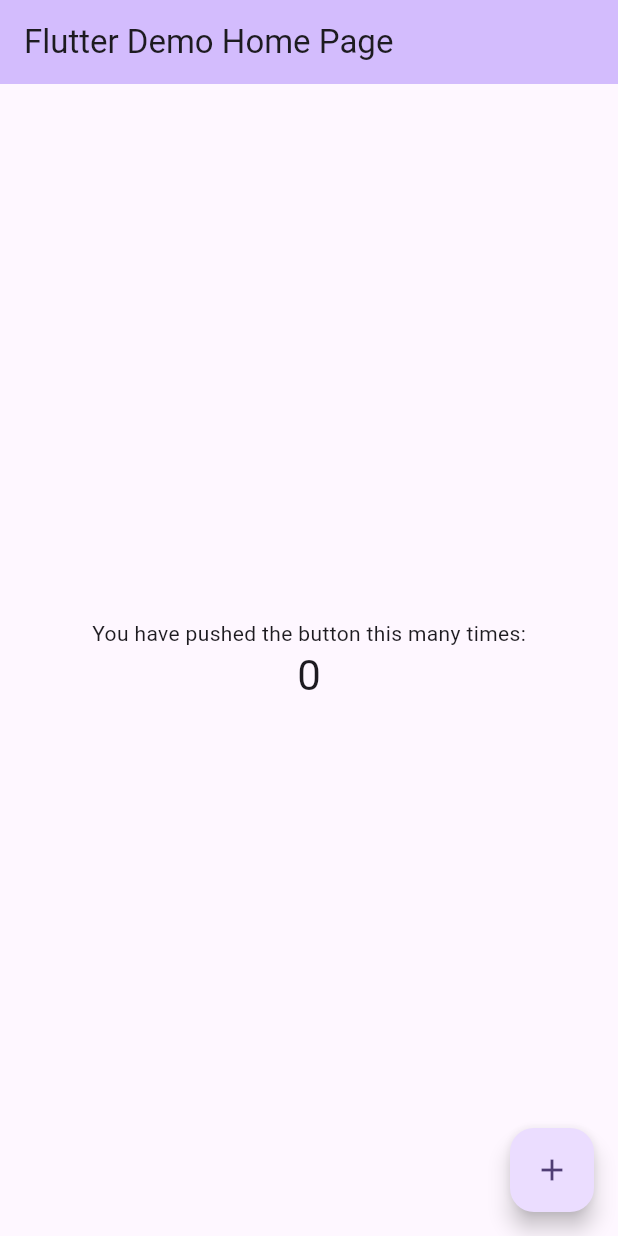
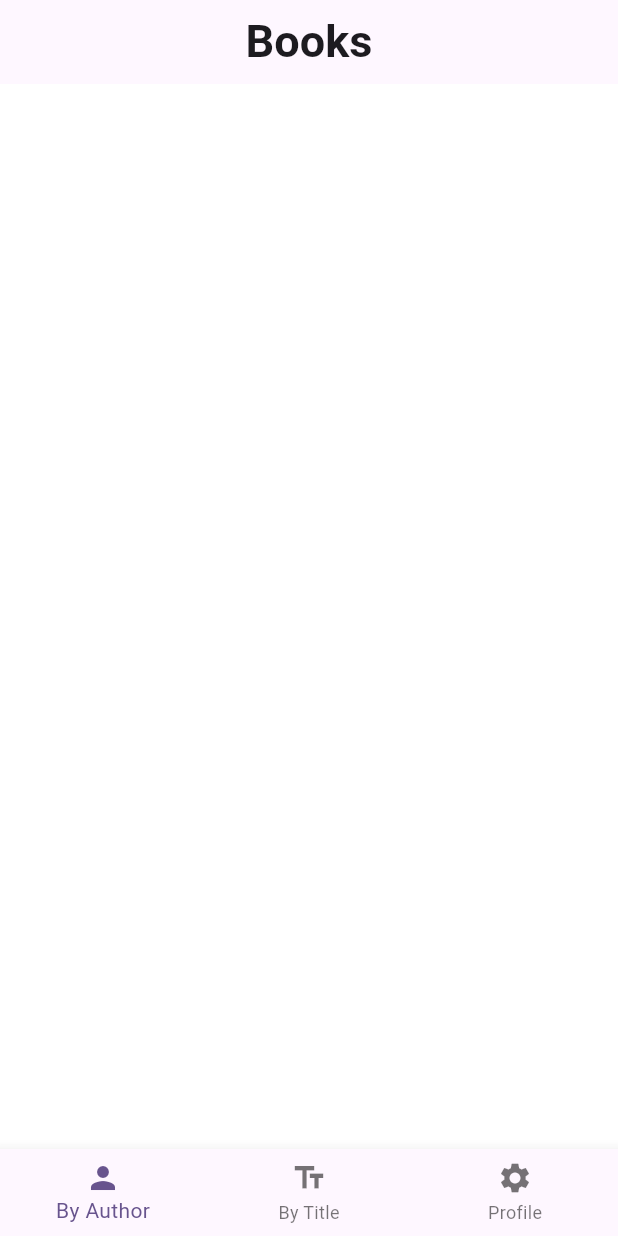
Before and after one commit to liaoh4/books, a Flutter app: the screen it shows after launch, on a phone screen of 412 x 824 dp. Run offline on Flutter 3.47's test engine with Material 3 defaults, Android fonts, the phone set to English and light mode, and no system bars; our stand-ins replace flutter_bloc.

Commit message:
without gorouter

```diff
--- /dev/null
+++ b/devtools_options.yaml
@@ -0,0 +1,3 @@
+description: This file stores settings for Dart & Flutter DevTools.
+documentation: https://docs.flutter.dev/tools/devtools/extensions#configure-extension-enablement-states
+extensions:
--- a/lib/main.dart
+++ b/lib/main.dart
@@ -1,122 +1,25 @@
+
 import 'package:flutter/material.dart';
-
+import 'package:flutter_bloc/flutter_bloc.dart';
+import 'pages/home.dart';
 void main() {
-  runApp(const MyApp());
+  runApp(
+    const MyApp()
+  );
 }
 
 class MyApp extends StatelessWidget {
   const MyApp({super.key});
 
-  // This widget is the root of your application.
   @override
   Widget build(BuildContext context) {
     return MaterialApp(
-      title: 'Flutter Demo',
+      title: 'HW4',
       theme: ThemeData(
-        // This is the theme of your application.
-        //
-        // TRY THIS: Try running your application with "flutter run". You'll see
-        // the application has a purple toolbar. Then, without quitting the app,
-        // try changing the seedColor in the colorScheme below to Colors.green
-        // and then invoke "hot reload" (save your changes or press the "hot
-        // reload" button in a Flutter-supported IDE, or press "r" if you used
-        // the command line to start the app).
-        //
-        // Notice that the counter didn't reset back to zero; the application
-        // state is not lost during the reload. To reset the state, use hot
-        // restart instead.
-        //
-        // This works for code too, not just values: Most code changes can be
-        // tested with just a hot reload.
         colorScheme: ColorScheme.fromSeed(seedColor: Colors.deepPurple),
+        useMaterial3: true,
       ),
-      home: const MyHomePage(title: 'Flutter Demo Home Page'),
+      home: const HomePage(),
     );
   }
 }
-
-class MyHomePage extends StatefulWidget {
-  const MyHomePage({super.key, required this.title});
-
-  // This widget is the home page of your application. It is stateful, meaning
-  // that it has a State object (defined below) that contains fields that affect
-  // how it looks.
-
-  // This class is the configuration for the state. It holds the values (in this
-  // case the title) provided by the parent (in this case the App widget) and
-  // used by the build method of the State. Fields in a Widget subclass are
-  // always marked "final".
-
-  final String title;
-
-  @override
-  State<MyHomePage> createState() => _MyHomePageState();
-}
-
-class _MyHomePageState extends State<MyHomePage> {
-  int _counter = 0;
-
-  void _incrementCounter() {
-    setState(() {
-      // This call to setState tells the Flutter framework that something has
-      // changed in this State, which causes it to rerun the build method below
-      // so that the display can reflect the updated values. If we changed
-      // _counter without calling setState(), then the build method would not be
-      // called again, and so nothing would appear to happen.
-      _counter++;
-    });
-  }
-
-  @override
-  Widget build(BuildContext context) {
-    // This method is rerun every time setState is called, for instance as done
-    // by the _incrementCounter method above.
-    //
-    // The Flutter framework has been optimized to make rerunning build methods
-    // fast, so that you can just rebuild anything that needs updating rather
-    // than having to individually change instances of widgets.
-    return Scaffold(
-      appBar: AppBar(
-        // TRY THIS: Try changing the color here to a specific color (to
-        // Colors.amber, perhaps?) and trigger a hot reload to see the AppBar
-        // change color while the other colors stay the same.
-        backgroundColor: Theme.of(context).colorScheme.inversePrimary,
-        // Here we take the value from the MyHomePage object that was created by
-        // the App.build method, and use it to set our appbar title.
-        title: Text(widget.title),
-      ),
-      body: Center(
-        // Center is a layout widget. It takes a single child and positions it
-        // in the middle of the parent.
-        child: Column(
-          // Column is also a layout widget. It takes a list of children and
-          // arranges them vertically. By default, it sizes itself to fit its
-          // children horizontally, and tries to be as tall as its parent.
-          //
-          // Column has various properties to control how it sizes itself and
-          // how it positions its children. Here we use mainAxisAlignment to
-          // center the children vertically; the main axis here is the vertical
-          // axis because Columns are vertical (the cross axis would be
-          // horizontal).
-          //
-          // TRY THIS: Invoke "debug painting" (choose the "Toggle Debug Paint"
-          // action in the IDE, or press "p" in the console), to see the
-          // wireframe for each widget.
-          mainAxisAlignment: MainAxisAlignment.center,
-          children: <Widget>[
-            const Text('You have pushed the button this many times:'),
-            Text(
-              '$_counter',
-              style: Theme.of(context).textTheme.headlineMedium,
-            ),
-          ],
-        ),
-      ),
-      floatingActionButton: FloatingActionButton(
-        onPressed: _incrementCounter,
-        tooltip: 'Increment',
-        child: const Icon(Icons.add),
-      ), // This trailing comma makes auto-formatting nicer for build methods.
-    );
-  }
-}
--- /dev/null
+++ b/lib/pages/home.dart
@@ -0,0 +1,73 @@
+import 'package:flutter/material.dart';
+import 'byauthor.dart';
+import 'bytitle.dart';
+import 'profile.dart';
+
+class HomePage extends StatefulWidget{
+  const HomePage({super.key});
+  @override
+  State<HomePage> createState() => _HomePageState();
+
+}
+class _HomePageState extends State<HomePage>{
+
+@override
+  Widget build(BuildContext context) {
+    return Scaffold(
+      appBar: AppBar(
+      centerTitle: true,
+      title: const Text(
+        "Books",
+        style: TextStyle(fontWeight: FontWeight.bold, fontSize: 30),
+      ),
+    ),
+       body: Container(
+        color: Colors.white, // 你想要的背景色
+
+      ),
+bottomNavigationBar: BottomNavigationBar(
+
+  onTap: (index) {
+     // 避免重复跳转
+
+    Widget nextPage;
+    switch (index) {
+      case 0:
+        nextPage = const ByAuthor();
+        break;
+      case 1:
+        nextPage = const ByTitle();
+        break;
+      case 2:
+        nextPage = const Profile();
+        break;
+      default:
+        nextPage = const ByAuthor();
+    }
+
+    Navigator.pushReplacement(
+      context,
+      MaterialPageRoute(builder: (context) => nextPage),
+    );
+  },
+  items: const [
+    BottomNavigationBarItem(
+      icon: Icon(Icons.person),
+      label: 'By Author',
+    ),
+    BottomNavigationBarItem(
+      icon: Icon(Icons.text_fields),
+      label: 'By Title',
+    ),
+    BottomNavigationBarItem(
+      icon: Icon(Icons.settings),
+      label: 'Profile',
+    ),
+  ],
+),
+
+    );
+
+
+  }
+}
--- a/pubspec.yaml
+++ b/pubspec.yaml
@@ -34,6 +34,11 @@ dependencies:
   # The following adds the Cupertino Icons font to your application.
   # Use with the CupertinoIcons class for iOS style icons.
   cupertino_icons: ^1.0.8
+  flutter_lorem: ^2.0.0
+  uuid: ^4.5.1
+  flutter_bloc: ^9.1.0
+  go_router: ^15.1.1
+
 
 dev_dependencies:
   flutter_test:
```
Also changed, not shown: lib/pages/byauthor.dart (added, +137 -0 lines), lib/pages/byauthordetail.dart (added, +43 -0 lines), lib/pages/bytitle.dart (added, +137 -0 lines), lib/pages/bytitledetail.dart (added, +42 -0 lines), lib/pages/login.dart (added, +47 -0 lines), lib/pages/profile.dart (added, +48 -0 lines), pubspec.lock.
